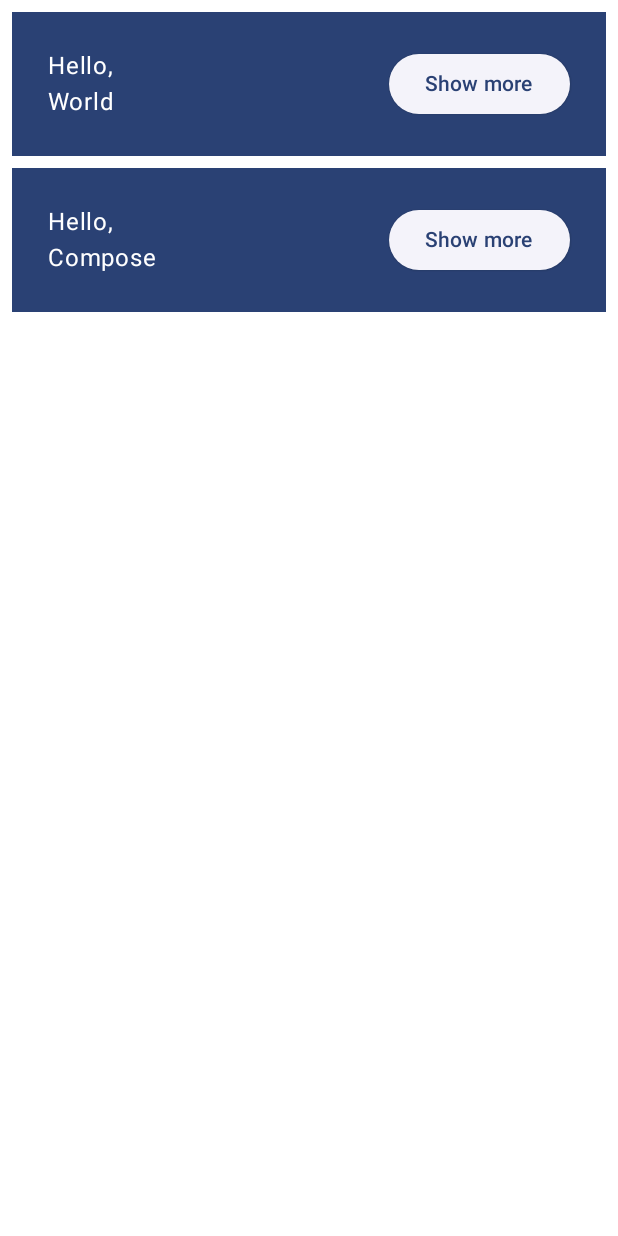
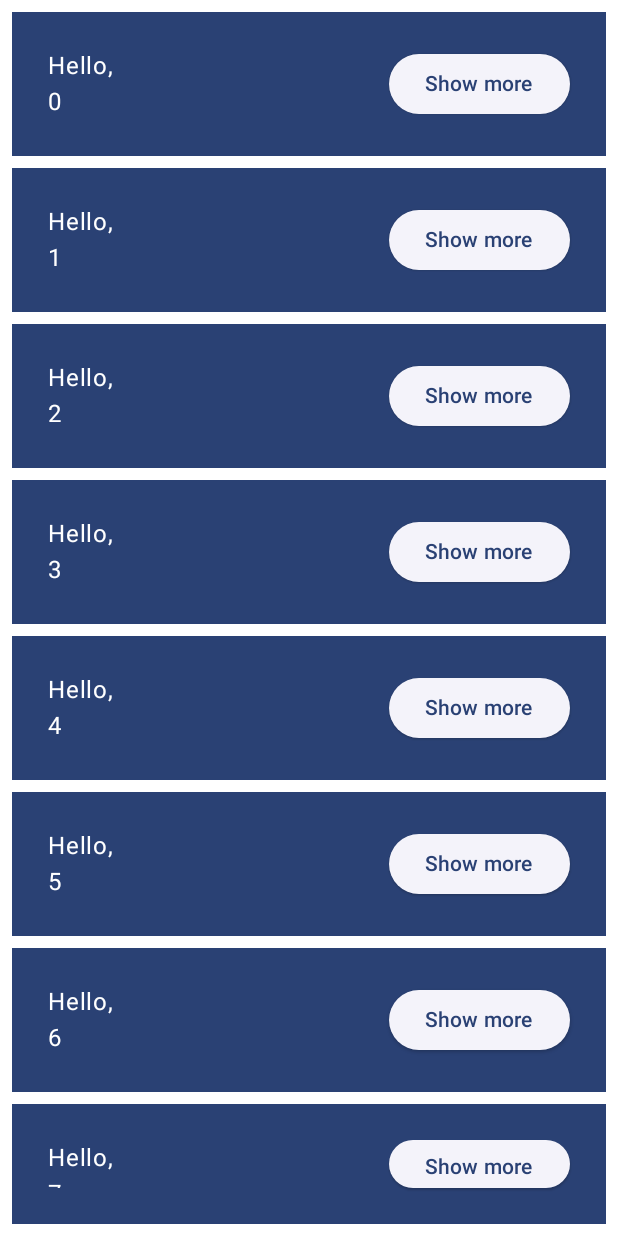
Before and after one commit to NCBarrett/Basics_CodeLab, an Android app built with Jetpack Compose: the @Preview function DefaultPreview, on a phone screen of 412 x 824 dp. Run offline under Robolectric (Android 15) with nearby library versions, the phone set to English and light mode, and no system bars.

Commit message:
Started Compose Basics Step 9

```diff
--- a/app/src/main/java/com/example/basicscodelab/MainActivity.kt
+++ b/app/src/main/java/com/example/basicscodelab/MainActivity.kt
@@ -52,7 +52,7 @@ fun MyApp(modifier: Modifier = Modifier) {
 @Composable
 fun Greetings(
     modifier: Modifier = Modifier,
-    names: List<String> = listOf("World", "Compose")
+    names: List<String> = List(1000) {"$it"}
 ) {
     Column(modifier = modifier.padding(vertical = 4.dp)) {
         for (name in names) {
```
